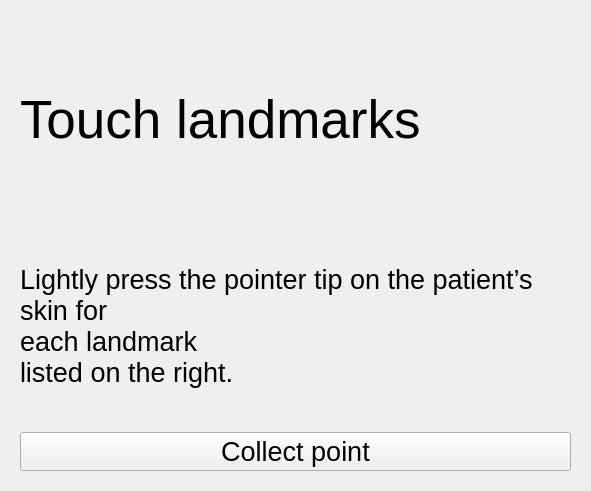
First picture: the form in Registration/Resources/UI/Registration.ui, repository NousNav/SlicerOpenNav, before the edit.
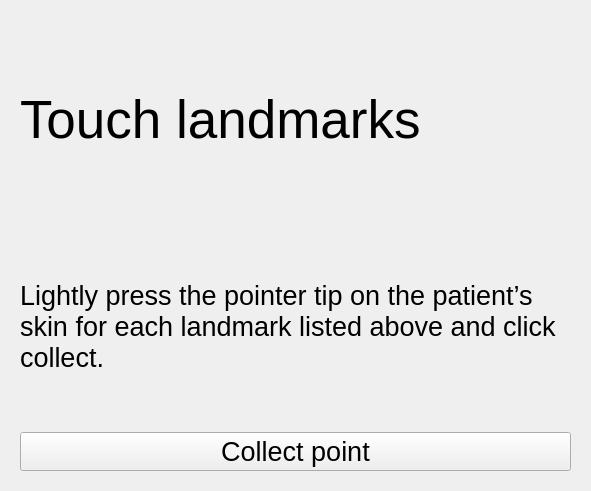
Second picture: the form after the edit. The open tabs and pages were chosen to show the change. Custom widgets are drawn as their Qt base class.

Commit message: DOC: Change wording of calibration instructions

Patch:
```diff
--- a/Registration/Resources/UI/Registration.ui
+++ b/Registration/Resources/UI/Registration.ui
@@ -280,9 +280,7 @@
           </font>
          </property>
          <property name="text">
-          <string>Lightly press the pointer tip on the patient’s skin for 
-each landmark 
-listed on the right.</string>
+          <string>Lightly press the pointer tip on the patient’s skin for each landmark listed above and click collect.</string>
          </property>
          <property name="wordWrap">
           <bool>true</bool>
```
